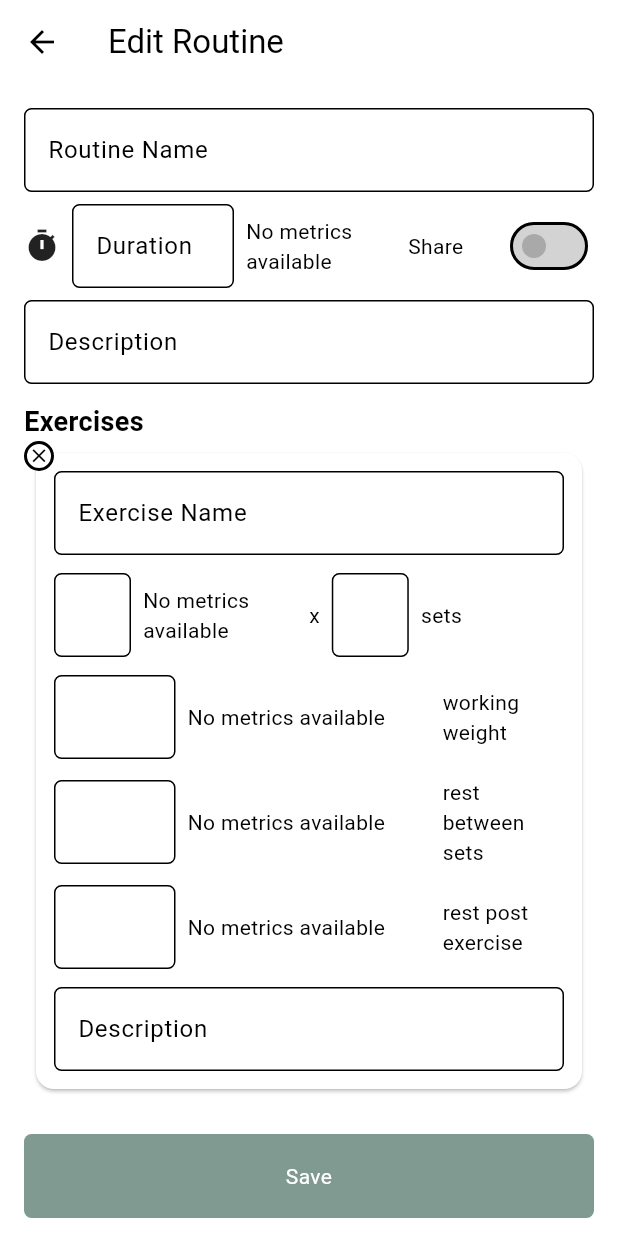
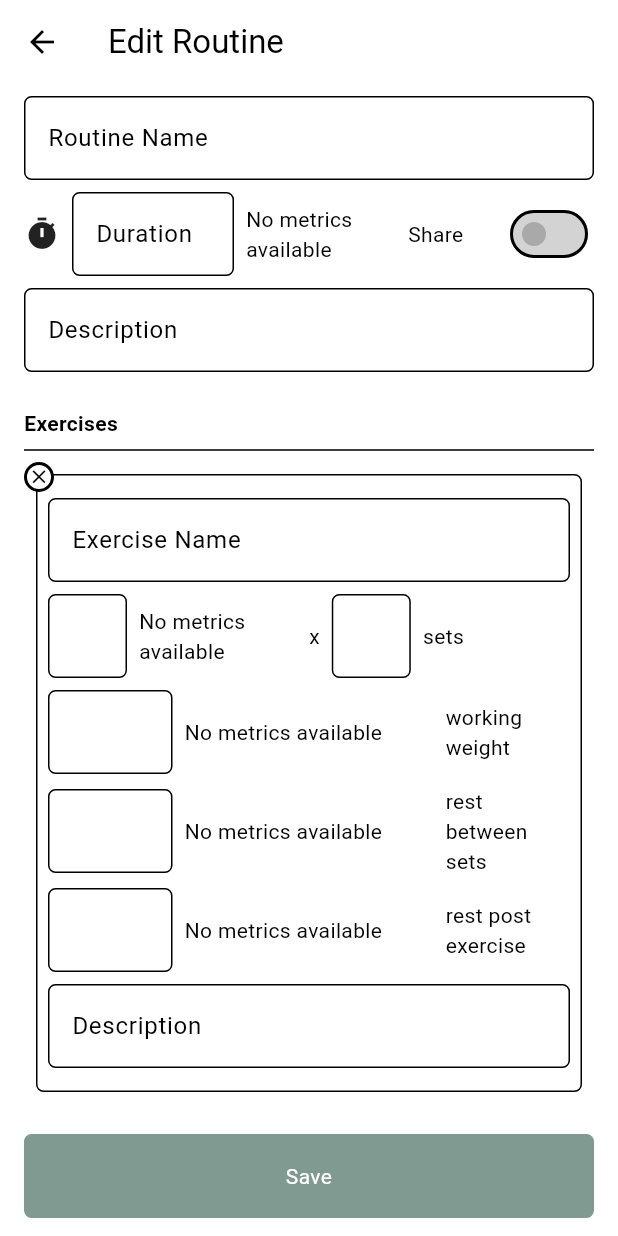
Before and after one commit to talbiol/climbing_app_v4, a Flutter app: the RoutineNewEditScreen screen opened directly with empty values, on a phone screen of 412 x 824 dp. Run offline on Flutter 3.47's test engine with Material 3 defaults, Android fonts, the phone set to English and light mode, and no system bars; our stand-ins replace image_picker, supabase_flutter; accounts and stored records are empty.

Commit message:
routines work

```diff
--- a/lib/app/screens/explore.dart
+++ b/lib/app/screens/explore.dart
@@ -31,9 +31,7 @@ class _ExploreScreenState extends State<ExploreScreen> {
     super.dispose();
   }
 
-  // -----------------------------------------
   // Search Handler (debounced 250ms)
-  // -----------------------------------------
   void _onSearchChanged(String value) {
     _debounce?.cancel(); // cancel previous timer
 
@@ -57,9 +55,7 @@ class _ExploreScreenState extends State<ExploreScreen> {
     });
   }
 
-  // -----------------------------------------
   // Build Search Bar (Instagram-style)
-  // -----------------------------------------
   Widget _buildSearchBar() {
     return Container(
       decoration: BoxDecoration(
@@ -97,9 +93,7 @@ class _ExploreScreenState extends State<ExploreScreen> {
     );
   }
 
-  // -----------------------------------------
   // Build Search Results
-  // -----------------------------------------
   Widget _buildResults() {
     final raw = _results;
 
--- a/lib/app/screens/routine_new_edit.dart
+++ b/lib/app/screens/routine_new_edit.dart
@@ -1,4 +1,5 @@
 import 'package:climbing_app_v4/style.dart';
+import 'package:climbing_app_v4/widgets/loading_widget.dart';
 import 'package:flutter/material.dart';
 
 import '../../models/exercise.dart';
@@ -151,9 +152,9 @@ class _RoutineNewEditScreenState extends State<RoutineNewEditScreen> {
         title: Text(widget.create ? 'Create Routine' : 'Edit Routine'),
       ),
       body: isLoadingMetrics
-          ? const Center(child: CircularProgressIndicator())
+          ? LoadingWidget()
           : ListView(
-              padding: const EdgeInsets.all(16),
+              padding: const EdgeInsets.only(left: Spacing.medium, right: Spacing.medium, top: Spacing.small),
               children: [
                 CustomInputBox(
                   controller: _nameController,
@@ -169,7 +170,7 @@ class _RoutineNewEditScreenState extends State<RoutineNewEditScreen> {
                     onChanged: (value) => setState(() => forClient = value),
                   ),
 
-                const SizedBox(height: 8),
+                const SizedBox(height: Spacing.small),
 
                 Row(
                   children: [
@@ -178,14 +179,14 @@ class _RoutineNewEditScreenState extends State<RoutineNewEditScreen> {
                       child: Row(
                         children: [
                           const Icon(Icons.timer),
-                          const SizedBox(width: 8),
+                          const SizedBox(width: Spacing.small),
                           Expanded(
                             child: CustomInputBox(
                               controller: _durationController,
                               placeholder: 'Duration',
                             ),
                           ),
-                          const SizedBox(width: 8),
+                          const SizedBox(width: Spacing.small),
                           SizedBox(
                             width: 100,
                             child: RoutineMetricDropdown(
@@ -200,7 +201,7 @@ class _RoutineNewEditScreenState extends State<RoutineNewEditScreen> {
                         ],
                       ),
                     ),
-                    const SizedBox(width: 8),
+                    const SizedBox(width: Spacing.small),
                     Expanded(
                       flex: 1,
                       child: Row(
@@ -220,22 +221,22 @@ class _RoutineNewEditScreenState extends State<RoutineNewEditScreen> {
                   ],
                 ),
 
-                const SizedBox(height: 8),
+                const SizedBox(height: Spacing.small),
 
                 CustomInputBox(
                   controller: _descriptionController,
                   placeholder: 'Description',
                 ),
 
-                const SizedBox(height: 12),
-
+                const SizedBox(height: Spacing.large),
                 const Text(
                   'Exercises',
                   style: TextStyle(
-                    fontSize: 18,
                     fontWeight: FontWeight.bold,
+                    color: AppColors.mainText
                   ),
                 ),
+                Divider(),
 
                 // Existing and new exercises
                 ...List.generate(widget.exercises!.length, (index) {
@@ -249,7 +250,7 @@ class _RoutineNewEditScreenState extends State<RoutineNewEditScreen> {
                   );
                 }),
 
-                const SizedBox(height: 8),
+                const SizedBox(height: Spacing.small),
                 CustomButton(
                   text: 'Add Exercise',
                   topPadding: Spacing.medium,
--- a/lib/style.dart
+++ b/lib/style.dart
@@ -47,5 +47,5 @@ class Spacing {
 
 class CustomBorderRadius {
   static const double somewhatRound = 5;
-  static const double moreRound = 5;
+  static const double moreRound = 8;
 }
--- a/lib/widgets/exercise_box_edit.dart
+++ b/lib/widgets/exercise_box_edit.dart
@@ -61,9 +61,17 @@ class _ExerciseBoxEditState extends State<ExerciseBoxEdit> {
     return Stack(
       children: [
         Card(
-          margin: const EdgeInsets.all(8),
+          margin: const EdgeInsets.all(Spacing.small),
+          elevation: 0,
+          shape: RoundedRectangleBorder(
+            side: const BorderSide(
+              color: AppColors.mainText,
+              width: BorderThickness.small,
+            ),
+            borderRadius: BorderRadius.circular(CustomBorderRadius.somewhatRound),
+          ),
           child: Padding(
-            padding: const EdgeInsets.all(12),
+            padding: const EdgeInsets.fromLTRB(Spacing.small, Spacing.medium, Spacing.small, Spacing.medium),
             child: Column(
               crossAxisAlignment: CrossAxisAlignment.start,
               children: [
@@ -72,7 +80,7 @@ class _ExerciseBoxEditState extends State<ExerciseBoxEdit> {
                   placeholder: 'Exercise Name',
                   onChanged: (_) => _updateExercise(),
                 ),
-                const SizedBox(height: 12),
+                const SizedBox(height: Spacing.small),
                 _buildRow(
                   firstController: _repsController,
                   firstMetric: widget.exercise.metricReps,
@@ -84,7 +92,7 @@ class _ExerciseBoxEditState extends State<ExerciseBoxEdit> {
                     setState(() => widget.exercise.metricReps = value!);
                   },
                 ),
-                const SizedBox(height: 12),
+                const SizedBox(height: Spacing.small),
                 _buildRow(
                   firstController: _weightController,
                   firstMetric: widget.exercise.metricWeight,
@@ -94,7 +102,7 @@ class _ExerciseBoxEditState extends State<ExerciseBoxEdit> {
                     setState(() => widget.exercise.metricWeight = value!);
                   },
                 ),
-                const SizedBox(height: 12),
+                const SizedBox(height: Spacing.small),
                 _buildRow(
                   firstController: _restBetweenController,
                   firstMetric: widget.exercise.metricRestBetweenSets,
@@ -104,7 +112,7 @@ class _ExerciseBoxEditState extends State<ExerciseBoxEdit> {
                     setState(() => widget.exercise.metricRestBetweenSets = value!);
                   },
                 ),
-                const SizedBox(height: 12),
+                const SizedBox(height: Spacing.small),
                 _buildRow(
                   firstController: _restPostController,
                   firstMetric: widget.exercise.metricRestPostExercise,
@@ -114,7 +122,7 @@ class _ExerciseBoxEditState extends State<ExerciseBoxEdit> {
                     setState(() => widget.exercise.metricRestPostExercise = value!);
                   },
                 ),
-                const SizedBox(height: 12),
+                const SizedBox(height: Spacing.small),
                 CustomInputBox(
                   controller: _descriptionController,
                   placeholder: 'Description',
--- a/lib/widgets/metric_dropdown.dart
+++ b/lib/widgets/metric_dropdown.dart
@@ -44,8 +44,8 @@ class RoutineMetricDropdown extends StatelessWidget {
             labelText: 'Metric',
             border: const OutlineInputBorder(),
             contentPadding: EdgeInsets.symmetric(
-              horizontal: 8,
-              vertical: asSmallAsPossible ? Spacing.none : 12, // ✅
+              horizontal: Spacing.small,
+              vertical: asSmallAsPossible ? Spacing.none : 12, // ✅ change to Spacing.small
             ),
           ),
           items: filteredMetrics.map((metricMap) {
```
Also changed, not shown: lib/widgets/exercise_box_view.dart (+22 -11 lines), lib/widgets/routine_card.dart (+17 -11 lines).
